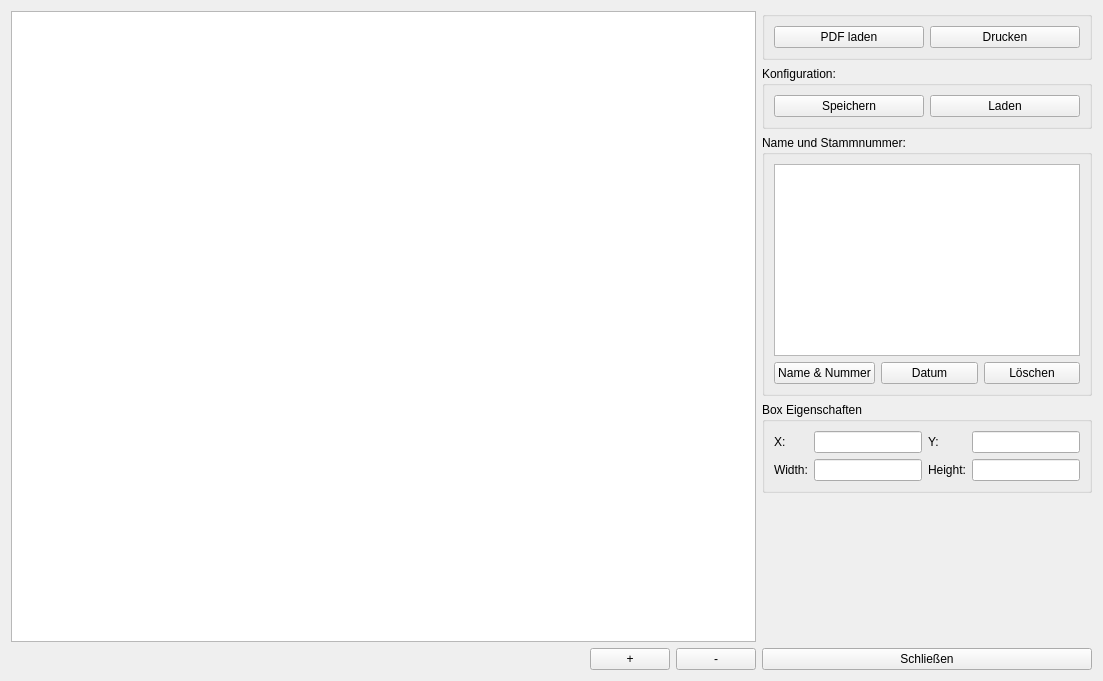
Qt form src/ui/design/pdf_display.ui (CodeName-666/VDataParser) before a commit.
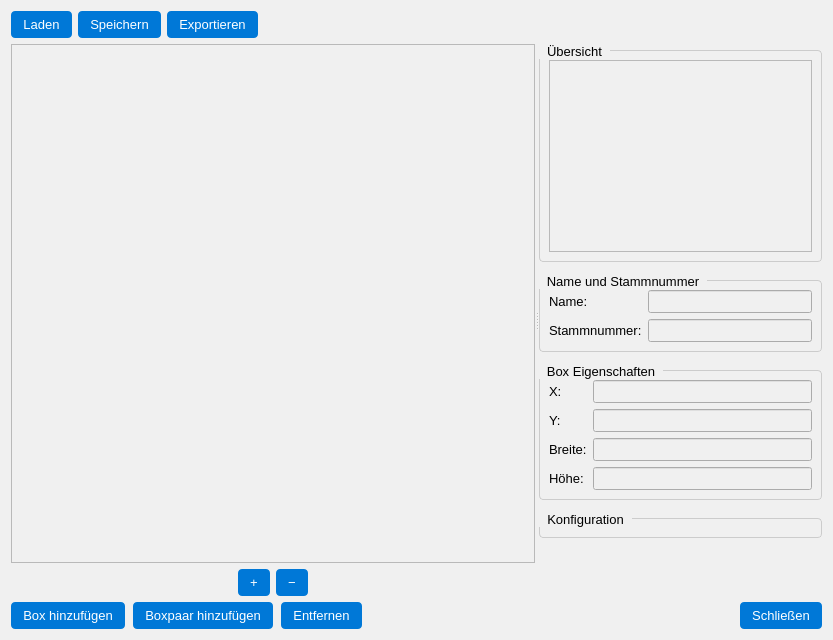
The same form after that commit.

What changed in the file:
```diff
--- a/src/ui/design/pdf_display.ui
+++ b/src/ui/design/pdf_display.ui
@@ -6,29 +6,104 @@
    <rect>
     <x>0</x>
     <y>0</y>
-    <width>1103</width>
-    <height>681</height>
+    <width>833</width>
+    <height>640</height>
    </rect>
   </property>
   <property name="windowTitle">
    <string>PDF Editor mit resizbaren Box-Overlays</string>
   </property>
-  <layout class="QHBoxLayout" name="horizontalLayout_5">
+  <property name="styleSheet">
+   <string>QWidget { font-family: &quot;Segoe UI&quot;, sans-serif; font-size: 10pt; background-color: #f0f0f0; }
+QPushButton { border: none; padding: 6px 12px; border-radius: 4px; background-color: #0078d7; color: white; }
+QPushButton:hover { background-color: #005a9e; }
+QGroupBox { border: 1px solid #cccccc; border-radius: 4px; margin-top: 6px; }
+QGroupBox::title { subcontrol-origin: margin; subcontrol-position: top left; padding: 0 6px; }</string>
+  </property>
+  <layout class="QVBoxLayout" name="verticalLayout">
    <item>
-    <layout class="QVBoxLayout" name="verticalLayout_3">
+    <layout class="QHBoxLayout" name="horizontalLayout_toolbar">
+     <property name="spacing">
+      <number>6</number>
+     </property>
      <item>
-      <widget class="QGraphicsView" name="graphicsView"/>
+      <widget class="QPushButton" name="btnLoadPDF">
+       <property name="text">
+        <string>Laden</string>
+       </property>
+      </widget>
      </item>
      <item>
-      <layout class="QHBoxLayout" name="horizontalLayout_4">
+      <widget class="QPushButton" name="btnSave">
+       <property name="text">
+        <string>Speichern</string>
+       </property>
+      </widget>
+     </item>
+     <item>
+      <widget class="QPushButton" name="btnGeneratePDF">
+       <property name="text">
+        <string>Exportieren</string>
+       </property>
+      </widget>
+     </item>
        <item>
         <spacer name="horizontalSpacer">
          <property name="orientation">
           <enum>Qt::Orientation::Horizontal</enum>
          </property>
+       <property name="sizeType">
+        <enum>QSizePolicy::Policy::Expanding</enum>
+       </property>
          <property name="sizeHint" stdset="0">
           <size>
            <width>40</width>
+         <height>20</height>
+        </size>
+       </property>
+      </spacer>
+     </item>
+    </layout>
+   </item>
+   <item>
+    <widget class="QSplitter" name="splitter_main">
+     <property name="orientation">
+      <enum>Qt::Orientation::Horizontal</enum>
+     </property>
+     <widget class="QWidget" name="pdfContainer">
+      <property name="sizePolicy">
+       <sizepolicy hsizetype="Expanding" vsizetype="Expanding">
+        <horstretch>2</horstretch>
+        <verstretch>1</verstretch>
+       </sizepolicy>
+      </property>
+      <layout class="QVBoxLayout" name="verticalLayout_pdf">
+       <item>
+        <widget class="QGraphicsView" name="graphicsView">
+         <property name="sizePolicy">
+          <sizepolicy hsizetype="Expanding" vsizetype="Expanding">
+           <horstretch>2</horstretch>
+           <verstretch>1</verstretch>
+          </sizepolicy>
+         </property>
+        </widget>
+       </item>
+       <item>
+        <layout class="QHBoxLayout" name="horizontalLayout_zoom">
+         <property name="spacing">
+          <number>6</number>
+         </property>
+         <item>
+          <spacer name="zoomLeftSpacer">
+           <property name="orientation">
+            <enum>Qt::Orientation::Horizontal</enum>
+           </property>
+           <property name="sizeType">
+            <enum>QSizePolicy::Policy::Expanding</enum>
+           </property>
+           <property name="sizeHint" stdset="0">
+            <size>
+             <width>20</width>
            <height>20</height>
           </size>
          </property>
@@ -37,169 +112,154 @@
        <item>
         <widget class="QPushButton" name="btnZoomIn">
          <property name="text">
-          <string>  +  </string>
+            <string>+</string>
          </property>
         </widget>
        </item>
        <item>
         <widget class="QPushButton" name="btnZoomOut">
          <property name="text">
-          <string>  -  </string>
-         </property>
-        </widget>
-       </item>
-      </layout>
-     </item>
-    </layout>
+            <string>−</string>
+           </property>
+          </widget>
    </item>
    <item>
-    <layout class="QVBoxLayout" name="verticalLayout_2">
+          <spacer name="zoomRightSpacer">
+           <property name="orientation">
+            <enum>Qt::Orientation::Horizontal</enum>
+           </property>
+           <property name="sizeType">
+            <enum>QSizePolicy::Policy::Expanding</enum>
+           </property>
+           <property name="sizeHint" stdset="0">
+            <size>
+             <width>20</width>
+             <height>20</height>
+            </size>
+           </property>
+          </spacer>
+         </item>
+        </layout>
+       </item>
+      </layout>
+     </widget>
+     <widget class="QWidget" name="sidebarWidget">
+      <property name="sizePolicy">
+       <sizepolicy hsizetype="Minimum" vsizetype="Expanding">
+        <horstretch>1</horstretch>
+        <verstretch>1</verstretch>
+       </sizepolicy>
+      </property>
+      <layout class="QVBoxLayout" name="verticalLayout_sidebar">
+       <property name="spacing">
+        <number>12</number>
+       </property>
      <item>
       <widget class="QGroupBox" name="groupBox_2">
-       <property name="title">
-        <string/>
-       </property>
-       <layout class="QHBoxLayout" name="horizontalLayout_2">
-        <item>
-         <widget class="QPushButton" name="btnLoadPDF">
           <property name="sizePolicy">
-           <sizepolicy hsizetype="Preferred" vsizetype="Fixed">
+          <sizepolicy hsizetype="Minimum" vsizetype="Minimum">
             <horstretch>0</horstretch>
             <verstretch>0</verstretch>
            </sizepolicy>
           </property>
-          <property name="text">
-           <string>PDF laden</string>
-          </property>
-         </widget>
-        </item>
-        <item>
-         <widget class="QPushButton" name="btnGeneratePDF">
-          <property name="sizePolicy">
-           <sizepolicy hsizetype="Preferred" vsizetype="Fixed">
-            <horstretch>0</horstretch>
-            <verstretch>0</verstretch>
-           </sizepolicy>
-          </property>
-          <property name="text">
-           <string>Drucken</string>
-          </property>
-         </widget>
-        </item>
-       </layout>
-      </widget>
-     </item>
-     <item>
-      <widget class="QGroupBox" name="groupBox_3">
        <property name="title">
-        <string>Konfiguration:</string>
-       </property>
-       <layout class="QHBoxLayout" name="horizontalLayout_3">
-        <item>
-         <widget class="QPushButton" name="btnSave">
-          <property name="sizePolicy">
-           <sizepolicy hsizetype="Preferred" vsizetype="Fixed">
-            <horstretch>0</horstretch>
-            <verstretch>0</verstretch>
-           </sizepolicy>
-          </property>
-          <property name="text">
-           <string>Speichern</string>
-          </property>
-         </widget>
-        </item>
-        <item>
-         <widget class="QPushButton" name="btnLoad">
-          <property name="sizePolicy">
-           <sizepolicy hsizetype="Preferred" vsizetype="Fixed">
-            <horstretch>0</horstretch>
-            <verstretch>0</verstretch>
-           </sizepolicy>
-          </property>
-          <property name="text">
-           <string>Laden</string>
-          </property>
-         </widget>
-        </item>
-       </layout>
-      </widget>
-     </item>
-     <item>
-      <widget class="QGroupBox" name="groupBox">
-       <property name="sizePolicy">
-        <sizepolicy hsizetype="Minimum" vsizetype="Preferred">
-         <horstretch>0</horstretch>
-         <verstretch>0</verstretch>
-        </sizepolicy>
-       </property>
-       <property name="title">
-        <string>Name und Stammnummer:</string>
-       </property>
-       <layout class="QVBoxLayout" name="verticalLayout">
+          <string>Übersicht</string>
+         </property>
+         <layout class="QVBoxLayout" name="verticalLayout_2">
         <item>
          <widget class="QListWidget" name="listBoxPairs">
           <property name="sizePolicy">
-           <sizepolicy hsizetype="Preferred" vsizetype="Expanding">
+             <sizepolicy hsizetype="Minimum" vsizetype="Preferred">
             <horstretch>0</horstretch>
             <verstretch>0</verstretch>
            </sizepolicy>
-          </property>
-         </widget>
-        </item>
-        <item>
-         <layout class="QHBoxLayout" name="horizontalLayout">
-          <item>
-           <widget class="QPushButton" name="btnAddBoxPair">
-            <property name="sizePolicy">
-             <sizepolicy hsizetype="Preferred" vsizetype="Preferred">
-              <horstretch>0</horstretch>
-              <verstretch>0</verstretch>
-             </sizepolicy>
-            </property>
-            <property name="text">
-             <string>Name &amp;&amp; Nummer</string>
-            </property>
-           </widget>
-          </item>
-          <item>
-           <widget class="QPushButton" name="btnAddSingleBox">
-            <property name="sizePolicy">
-             <sizepolicy hsizetype="Preferred" vsizetype="Fixed">
-              <horstretch>0</horstretch>
-              <verstretch>0</verstretch>
-             </sizepolicy>
-            </property>
-            <property name="text">
-             <string>Datum</string>
-            </property>
-           </widget>
-          </item>
-          <item>
-           <widget class="QPushButton" name="btnRemoveBoxPair">
-            <property name="sizePolicy">
-             <sizepolicy hsizetype="Preferred" vsizetype="Preferred">
-              <horstretch>0</horstretch>
-              <verstretch>0</verstretch>
-             </sizepolicy>
-            </property>
-            <property name="text">
-             <string>Löschen</string>
             </property>
            </widget>
           </item>
          </layout>
+        </widget>
+       </item>
+       <item>
+        <widget class="QGroupBox" name="groupBox">
+         <property name="sizePolicy">
+          <sizepolicy hsizetype="Minimum" vsizetype="Minimum">
+           <horstretch>0</horstretch>
+           <verstretch>0</verstretch>
+          </sizepolicy>
+         </property>
+         <property name="title">
+          <string>Name und Stammnummer</string>
+         </property>
+         <layout class="QFormLayout" name="formLayout_1">
+          <item row="0" column="0">
+           <widget class="QLabel" name="label_name">
+            <property name="sizePolicy">
+             <sizepolicy hsizetype="Minimum" vsizetype="Preferred">
+              <horstretch>0</horstretch>
+              <verstretch>0</verstretch>
+             </sizepolicy>
+            </property>
+            <property name="text">
+             <string>Name:</string>
+            </property>
+           </widget>
+          </item>
+          <item row="0" column="1">
+           <widget class="QLineEdit" name="lineEditName">
+            <property name="sizePolicy">
+             <sizepolicy hsizetype="Minimum" vsizetype="Fixed">
+              <horstretch>0</horstretch>
+              <verstretch>0</verstretch>
+             </sizepolicy>
+            </property>
+           </widget>
+          </item>
+          <item row="1" column="0">
+           <widget class="QLabel" name="label_stammnummer">
+            <property name="sizePolicy">
+             <sizepolicy hsizetype="Minimum" vsizetype="Preferred">
+              <horstretch>0</horstretch>
+              <verstretch>0</verstretch>
+             </sizepolicy>
+            </property>
+            <property name="text">
+             <string>Stammnummer:</string>
+            </property>
+           </widget>
+          </item>
+          <item row="1" column="1">
+           <widget class="QLineEdit" name="lineEditStammnummer">
+            <property name="sizePolicy">
+             <sizepolicy hsizetype="Minimum" vsizetype="Fixed">
+              <horstretch>0</horstretch>
+              <verstretch>0</verstretch>
+             </sizepolicy>
+            </property>
+           </widget>
         </item>
        </layout>
       </widget>
      </item>
      <item>
       <widget class="QGroupBox" name="groupBoxProperties">
+         <property name="sizePolicy">
+          <sizepolicy hsizetype="Minimum" vsizetype="Minimum">
+           <horstretch>0</horstretch>
+           <verstretch>0</verstretch>
+          </sizepolicy>
+         </property>
        <property name="title">
         <string>Box Eigenschaften</string>
        </property>
-       <layout class="QGridLayout" name="gridLayout">
+         <layout class="QFormLayout" name="formLayoutProperties">
         <item row="0" column="0">
          <widget class="QLabel" name="labelX">
+            <property name="sizePolicy">
+             <sizepolicy hsizetype="Minimum" vsizetype="Preferred">
+              <horstretch>0</horstretch>
+              <verstretch>0</verstretch>
+             </sizepolicy>
+            </property>
           <property name="text">
            <string>X:</string>
           </property>
@@ -208,58 +268,76 @@
         <item row="0" column="1">
          <widget class="QLineEdit" name="lineEditX">
           <property name="sizePolicy">
-           <sizepolicy hsizetype="Preferred" vsizetype="Fixed">
+             <sizepolicy hsizetype="Minimum" vsizetype="Fixed">
             <horstretch>0</horstretch>
             <verstretch>0</verstretch>
            </sizepolicy>
           </property>
          </widget>
         </item>
-        <item row="0" column="2">
+          <item row="1" column="0">
          <widget class="QLabel" name="labelY">
+            <property name="sizePolicy">
+             <sizepolicy hsizetype="Minimum" vsizetype="Preferred">
+              <horstretch>0</horstretch>
+              <verstretch>0</verstretch>
+             </sizepolicy>
+            </property>
           <property name="text">
-           <string>Y: </string>
+             <string>Y:</string>
           </property>
          </widget>
         </item>
-        <item row="1" column="0">
+          <item row="1" column="1">
+           <widget class="QLineEdit" name="lineEditY">
+            <property name="sizePolicy">
+             <sizepolicy hsizetype="Minimum" vsizetype="Fixed">
+              <horstretch>0</horstretch>
+              <verstretch>0</verstretch>
+             </sizepolicy>
+            </property>
+           </widget>
+          </item>
+          <item row="2" column="0">
          <widget class="QLabel" name="labelWidth">
+            <property name="sizePolicy">
+             <sizepolicy hsizetype="Minimum" vsizetype="Preferred">
+              <horstretch>0</horstretch>
+              <verstretch>0</verstretch>
+             </sizepolicy>
+            </property>
           <property name="text">
-           <string>Width:</string>
+             <string>Breite:</string>
           </property>
          </widget>
         </item>
-        <item row="1" column="1">
+          <item row="2" column="1">
          <widget class="QLineEdit" name="lineEditWidth">
           <property name="sizePolicy">
-           <sizepolicy hsizetype="Preferred" vsizetype="Fixed">
+             <sizepolicy hsizetype="Minimum" vsizetype="Fixed">
             <horstretch>0</horstretch>
             <verstretch>0</verstretch>
            </sizepolicy>
           </property>
          </widget>
         </item>
-        <item row="1" column="2" colspan="2">
+          <item row="3" column="0">
          <widget class="QLabel" name="labelHeight">
+            <property name="sizePolicy">
+             <sizepolicy hsizetype="Minimum" vsizetype="Preferred">
+              <horstretch>0</horstretch>
+              <verstretch>0</verstretch>
+             </sizepolicy>
+            </property>
           <property name="text">
-           <string>Height:</string>
+             <string>Höhe:</string>
           </property>
          </widget>
         </item>
-        <item row="1" column="4">
+          <item row="3" column="1">
          <widget class="QLineEdit" name="lineEditHeight">
           <property name="sizePolicy">
-           <sizepolicy hsizetype="Preferred" vsizetype="Fixed">
-            <horstretch>0</horstretch>
-            <verstretch>0</verstretch>
-           </sizepolicy>
-          </property>
-         </widget>
-        </item>
-        <item row="0" column="4">
-         <widget class="QLineEdit" name="lineEditY">
-          <property name="sizePolicy">
-           <sizepolicy hsizetype="Preferred" vsizetype="Fixed">
+             <sizepolicy hsizetype="Minimum" vsizetype="Fixed">
             <horstretch>0</horstretch>
             <verstretch>0</verstretch>
            </sizepolicy>
@@ -269,11 +347,28 @@
        </layout>
       </widget>
      </item>
+       <item>
+        <widget class="QGroupBox" name="groupBox_3">
+         <property name="sizePolicy">
+          <sizepolicy hsizetype="Minimum" vsizetype="Minimum">
+           <horstretch>0</horstretch>
+           <verstretch>0</verstretch>
+          </sizepolicy>
+         </property>
+         <property name="title">
+          <string>Konfiguration</string>
+         </property>
+         <layout class="QVBoxLayout" name="verticalLayout_3"/>
+        </widget>
+       </item>
      <item>
       <spacer name="verticalSpacer">
        <property name="orientation">
         <enum>Qt::Orientation::Vertical</enum>
        </property>
+         <property name="sizeType">
+          <enum>QSizePolicy::Policy::Expanding</enum>
+         </property>
        <property name="sizeHint" stdset="0">
         <size>
          <width>20</width>
@@ -282,14 +377,54 @@
        </property>
       </spacer>
      </item>
+      </layout>
+     </widget>
+    </widget>
+   </item>
+   <item>
+    <layout class="QHBoxLayout" name="horizontalLayout_actions">
+     <property name="spacing">
+      <number>8</number>
+     </property>
+     <item>
+      <widget class="QPushButton" name="btnAddSingleBox">
+       <property name="text">
+        <string>Box hinzufügen</string>
+       </property>
+      </widget>
+     </item>
+     <item>
+      <widget class="QPushButton" name="btnAddBoxPair">
+       <property name="text">
+        <string>Boxpaar hinzufügen</string>
+       </property>
+      </widget>
+     </item>
+     <item>
+      <widget class="QPushButton" name="btnRemoveBoxPair">
+       <property name="text">
+        <string>Entfernen</string>
+       </property>
+      </widget>
+     </item>
+     <item>
+      <spacer name="actionSpacer">
+       <property name="orientation">
+        <enum>Qt::Orientation::Horizontal</enum>
+       </property>
+       <property name="sizeType">
+        <enum>QSizePolicy::Policy::Expanding</enum>
+       </property>
+       <property name="sizeHint" stdset="0">
+        <size>
+         <width>40</width>
+         <height>20</height>
+        </size>
+       </property>
+      </spacer>
+     </item>
      <item>
       <widget class="QPushButton" name="btnClosePDF">
-       <property name="sizePolicy">
-        <sizepolicy hsizetype="Preferred" vsizetype="Fixed">
-         <horstretch>0</horstretch>
-         <verstretch>0</verstretch>
-        </sizepolicy>
-       </property>
        <property name="text">
         <string>Schließen</string>
        </property>
```
Lines whose indentation alone changed are shown as unchanged.
